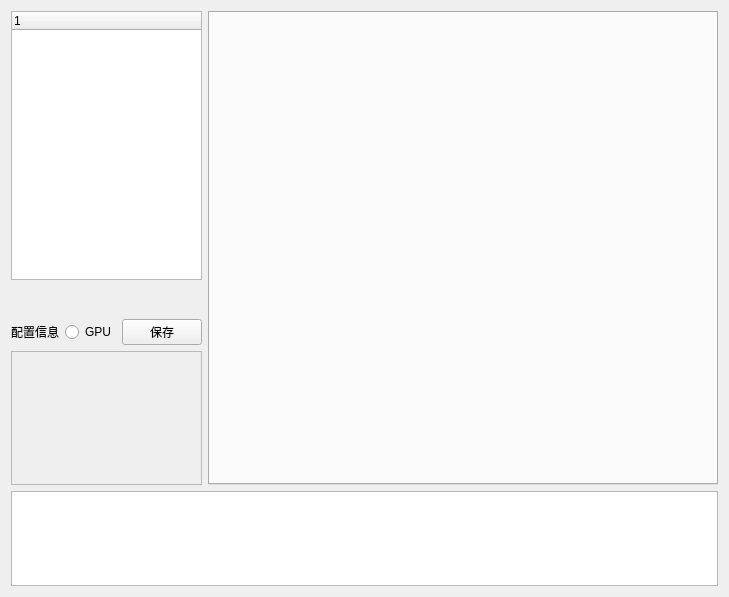
Above: main_widget.ui from DL-Practise/YoloAll before the change. Below: the same form after it.
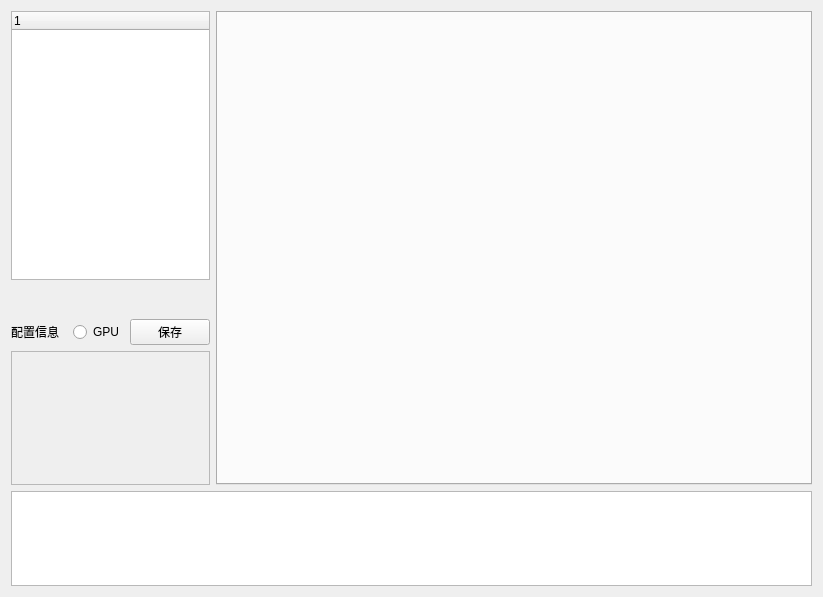
That is the form after the change.

```diff
--- a/main_widget.ui
+++ b/main_widget.ui
@@ -6,7 +6,7 @@
    <rect>
     <x>0</x>
     <y>0</y>
-    <width>729</width>
+    <width>823</width>
     <height>597</height>
    </rect>
   </property>
@@ -84,8 +84,8 @@
              <rect>
               <x>0</x>
               <y>0</y>
-              <width>182</width>
-              <height>132</height>
+              <width>225</width>
+              <height>128</height>
              </rect>
             </property>
             <layout class="QGridLayout" name="gridLayout_2">
```
